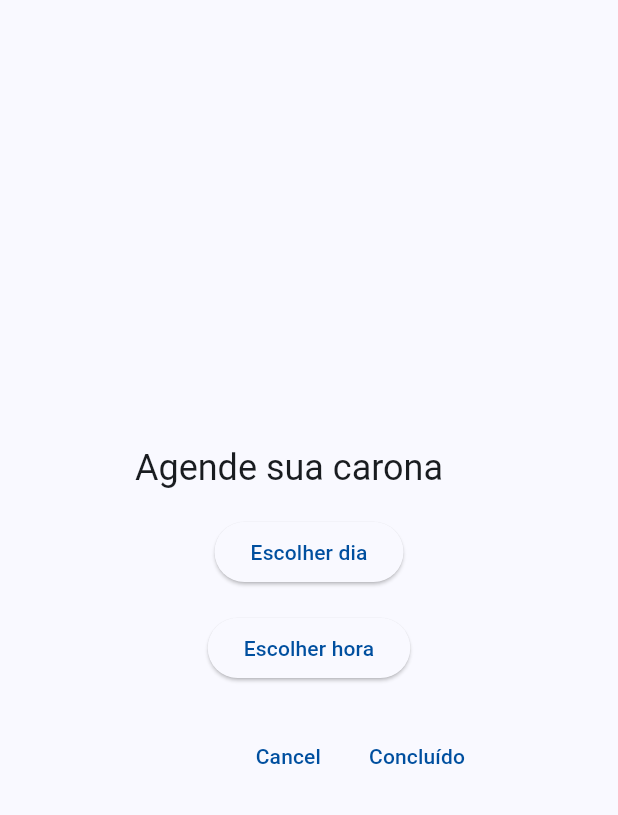
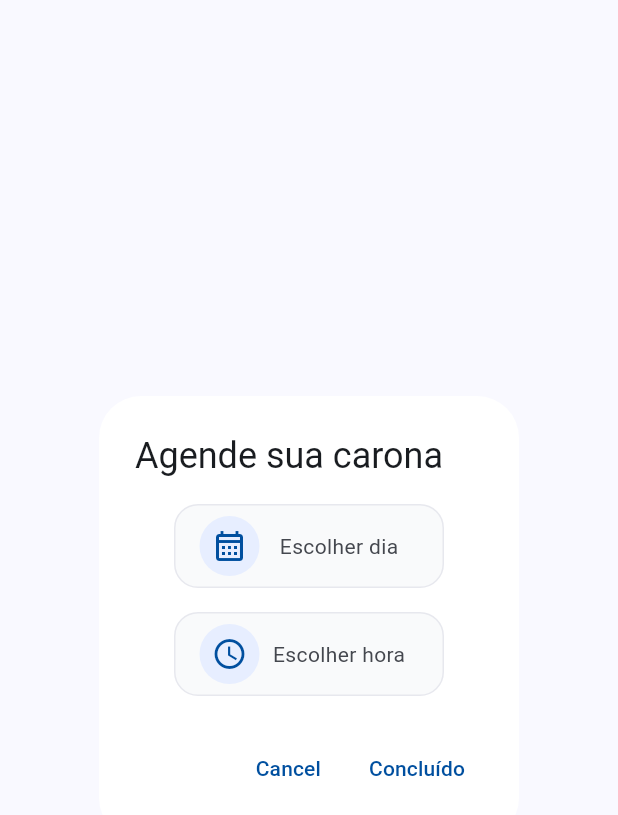
Before and after one commit to CarrozzinoLucas/ProjetoES2, a Flutter app: the SchedulePopup widget shown alone on an empty page, opened directly, on a phone screen of 412 x 824 dp. Shown: the top 815 px of the screen. Run offline on Flutter 3.47's test engine with Material 3 defaults, Android fonts, the phone set to English and light mode, and no system bars; our stand-ins replace firebase_auth, firebase_core, flutter_svg, google_maps_flutter, google_sign_in, material_symbols_icons; accounts and stored records are empty.

Commit message:
update: various widgets

```diff
--- a/uffer/lib/widgets/common/rounded_rectangle_button.dart
+++ b/uffer/lib/widgets/common/rounded_rectangle_button.dart
@@ -12,7 +12,7 @@ class RoundedRectangleButton extends StatelessWidget {
     required this.icon,
     required this.onPressed,
     this.borderRadius = 16.0,
-    this.width = 168,
+    this.width = 180,
     this.height = 56,
     this.label,
     super.key,
@@ -22,6 +22,9 @@ class RoundedRectangleButton extends StatelessWidget {
   Widget build(BuildContext context) {
     return GestureDetector(
       onTap: onPressed,
+      child: SizedBox(
+        width: width,
+        height: height,
         child: Container(
           decoration: BoxDecoration(
             color: const Color(0xFFF9FAFB),
@@ -29,10 +32,8 @@ class RoundedRectangleButton extends StatelessWidget {
             border: Border.all(color: const Color(0xFFE7E8EE)),
           ),
           child: Padding(
-          padding:
-              const EdgeInsets.only(top: 8, bottom: 8, left: 16, right: 20),
+            padding: const EdgeInsets.symmetric(horizontal: 16),
             child: Row(
-            mainAxisSize: MainAxisSize.min,
               children: [
                 Center(
                   child: Container(
@@ -46,8 +47,8 @@ class RoundedRectangleButton extends StatelessWidget {
                   ),
                 ),
                 if (label != null)
-                Padding(
-                  padding: const EdgeInsets.only(left: 8.0),
+                  Expanded(
+                    child: Center(
                       child: Text(
                         label!,
                         style: const TextStyle(
@@ -55,7 +56,9 @@ class RoundedRectangleButton extends StatelessWidget {
                         ),
                       ),
                     ),
+                  ),
               ],
+            ),
           ),
         ),
       ),
--- a/uffer/lib/widgets/search_rides/clock_popup.dart
+++ b/uffer/lib/widgets/search_rides/clock_popup.dart
@@ -35,7 +35,6 @@ class _ClockPopupState extends State<ClockPopup> {
           ),
           const SizedBox(height: 16),
           Text('Selected time: ${_selectedTime.format(context)}'),
-          // Adicione quaisquer informações adicionais que você deseja aqui
           const Text('Informações adicionais'),
         ],
       ),
--- a/uffer/lib/widgets/search_rides/schedule_popup.dart
+++ b/uffer/lib/widgets/search_rides/schedule_popup.dart
@@ -1,4 +1,6 @@
 import 'package:flutter/material.dart';
+import 'package:uffer/widgets/common/rounded_rectangle_button.dart';
+import 'package:uffer/widgets/common/rounded_square_button.dart';
 import 'date_picker_popup.dart';
 import 'clock_popup.dart';
 
@@ -44,26 +46,26 @@ class _SchedulePopupState extends State<SchedulePopup> {
   @override
   Widget build(BuildContext context) {
     return AlertDialog(
+      backgroundColor: Colors.white,
       title: const Text('Agende sua carona'),
       content: Column(
         mainAxisSize: MainAxisSize.min,
         children: [
-          ElevatedButton(
+          RoundedRectangleButton(
+            icon: const Icon(Icons.calendar_month_outlined,
+                color: Color(0xFF004F9F)),
             onPressed: () => _selectDate(context),
-            child: Text(
-              _selectedDate != null
-                  ? '${_selectedDate!.day}/${_selectedDate!.month}/${_selectedDate!.year}'
-                  : 'Escolher dia',
-            ),
+            label: _selectedDate != null
+                ? '${_selectedDate!.day}/${_selectedDate!.month}/${_selectedDate!.year}'
+                : 'Escolher dia',
           ),
           const SizedBox(height: 16),
-          ElevatedButton(
+          RoundedRectangleButton(
+            icon: const Icon(Icons.access_time, color: Color(0xFF004F9F)),
             onPressed: () => _selectTime(context),
-            child: Text(
-              _selectedTime != null
-                  ? _selectedTime!.format(context)
-                  : 'Escolher hora',
-            ),
+            label: _selectedTime != null
+                ? _selectedTime!.format(context)
+                : 'Escolher hora',
           ),
         ],
       ),
```
Lines whose indentation alone changed are shown as unchanged.
